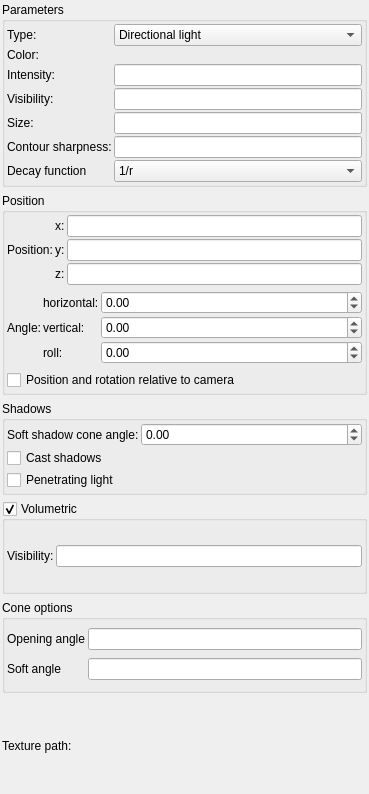
Qt form mandelbulber2/qt/light_editor.ui (buddhi1980/mandelbulber2) before a commit.
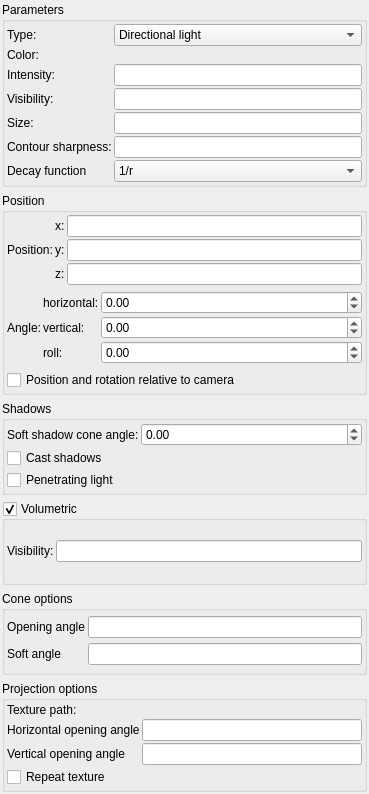
The same form after that commit. Icons and pictures are not drawn. Custom widgets are drawn as their Qt base class.

Commit message: Finished implementation of light texture projection in CPU code

Patch:
```diff
--- a/mandelbulber2/qt/light_editor.ui
+++ b/mandelbulber2/qt/light_editor.ui
@@ -633,20 +633,28 @@
     </widget>
    </item>
    <item>
+    <widget class="QGroupBox" name="groupBox_5">
+     <property name="title">
+      <string>Projection options</string>
+     </property>
+     <layout class="QVBoxLayout" name="verticalLayout_4">
+      <property name="spacing">
+       <number>2</number>
+      </property>
+      <property name="leftMargin">
+       <number>2</number>
+      </property>
+      <property name="topMargin">
+       <number>2</number>
+      </property>
+      <property name="rightMargin">
+       <number>2</number>
+      </property>
+      <property name="bottomMargin">
+       <number>2</number>
+      </property>
+      <item>
     <layout class="QGridLayout" name="gridLayout_5">
-     <item row="0" column="0">
-      <widget class="QLabel" name="label_61">
-       <property name="sizePolicy">
-        <sizepolicy hsizetype="Maximum" vsizetype="Preferred">
-         <horstretch>0</horstretch>
-         <verstretch>0</verstretch>
-        </sizepolicy>
-       </property>
-       <property name="text">
-        <string>Texture path:</string>
-       </property>
-      </widget>
-     </item>
      <item row="0" column="1">
       <widget class="FileSelectWidget" name="text_file_texture" native="true">
        <property name="sizePolicy">
@@ -660,7 +668,81 @@
        </property>
       </widget>
      </item>
-    </layout>
+        <item row="0" column="0">
+         <widget class="QLabel" name="label_61">
+          <property name="sizePolicy">
+           <sizepolicy hsizetype="Maximum" vsizetype="Preferred">
+            <horstretch>0</horstretch>
+            <verstretch>0</verstretch>
+           </sizepolicy>
+          </property>
+          <property name="text">
+           <string>Texture path:</string>
+          </property>
+         </widget>
+        </item>
+       </layout>
+      </item>
+      <item>
+       <layout class="QGridLayout" name="gridLayout_8">
+        <item row="1" column="1">
+         <widget class="MyLineEdit" name="logedit_projection_vertical_angle"/>
+        </item>
+        <item row="0" column="1">
+         <widget class="MyLineEdit" name="logedit_projection_horizonal_angle"/>
+        </item>
+        <item row="0" column="0">
+         <widget class="QLabel" name="label_63">
+          <property name="sizePolicy">
+           <sizepolicy hsizetype="Maximum" vsizetype="Preferred">
+            <horstretch>0</horstretch>
+            <verstretch>0</verstretch>
+           </sizepolicy>
+          </property>
+          <property name="text">
+           <string>Horizontal opening angle</string>
+          </property>
+          <property name="wordWrap">
+           <bool>true</bool>
+          </property>
+         </widget>
+        </item>
+        <item row="1" column="0">
+         <widget class="QLabel" name="label_65">
+          <property name="sizePolicy">
+           <sizepolicy hsizetype="Maximum" vsizetype="Preferred">
+            <horstretch>0</horstretch>
+            <verstretch>0</verstretch>
+           </sizepolicy>
+          </property>
+          <property name="text">
+           <string>Vertical opening angle</string>
+          </property>
+          <property name="wordWrap">
+           <bool>true</bool>
+          </property>
+         </widget>
+        </item>
+        <item row="2" column="0" colspan="2">
+         <widget class="MyCheckBox" name="checkBox_repeat_texture">
+          <property name="sizePolicy">
+           <sizepolicy hsizetype="Minimum" vsizetype="Maximum">
+            <horstretch>0</horstretch>
+            <verstretch>0</verstretch>
+           </sizepolicy>
+          </property>
+          <property name="toolTip">
+           <string>&lt;html&gt;&lt;head/&gt;&lt;body&gt;&lt;p&gt;Makes light rays penetrate all the objects. When it's enabled, then even inside the fractal it will not be completely dark. &lt;/p&gt;&lt;/body&gt;&lt;/html&gt;</string>
+          </property>
+          <property name="text">
+           <string>Repeat texture</string>
+          </property>
+         </widget>
+        </item>
+       </layout>
+      </item>
+     </layout>
+    </widget>
    </item>
   </layout>
  </widget>
```
Lines whose indentation alone changed are shown as unchanged. The commit also changes 5 other files.
